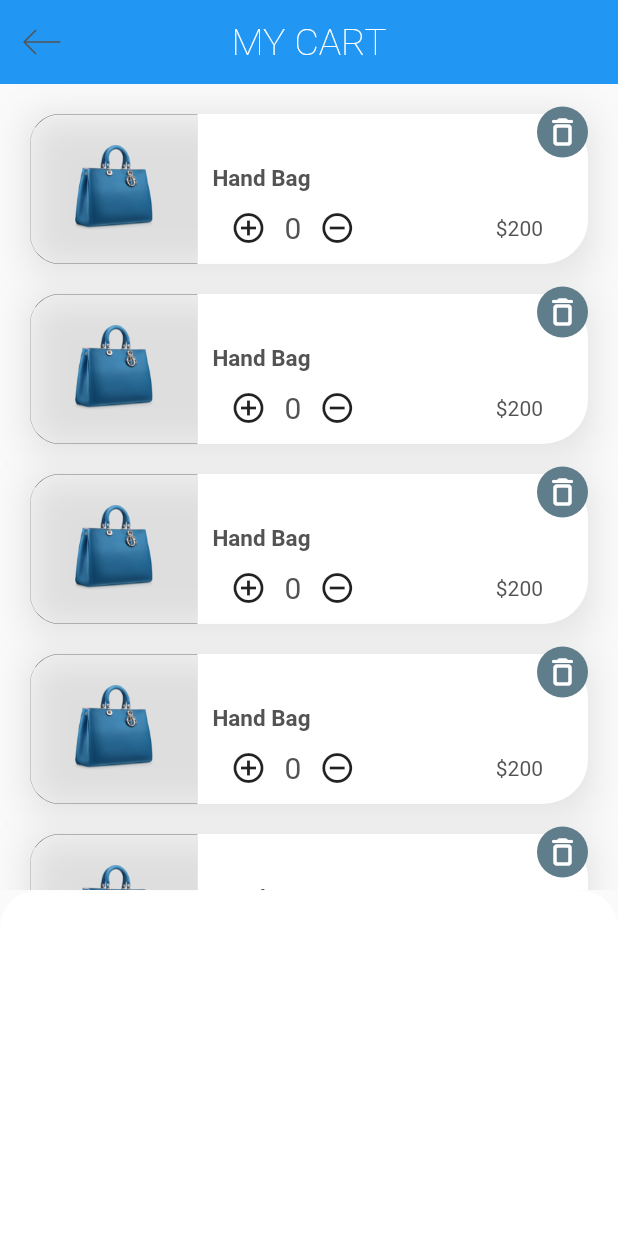
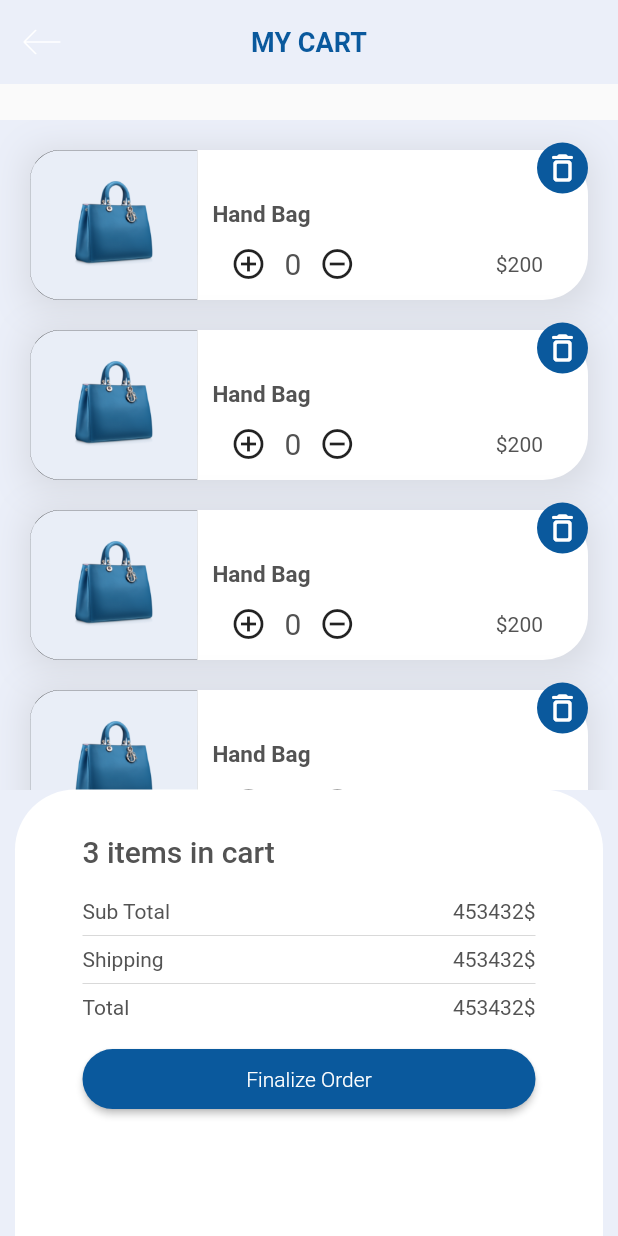
Before and after one commit to usmanmalik321/Shopping_App_flutter, a Flutter app: the CartScreen screen opened directly, on a phone screen of 412 x 824 dp. Run offline on Flutter 3.47's test engine with Material 2 defaults, Android fonts, the phone set to English and light mode, and no system bars; our stand-ins replace flutter_rating_bar, flutter_svg, from_css_color.

Commit message:
added new design

```diff
--- a/lib/screens/cart/cart_screen.dart
+++ b/lib/screens/cart/cart_screen.dart
@@ -1,24 +1,38 @@
 import 'package:flutter/material.dart';
 import 'package:flutter_svg/flutter_svg.dart';
 import 'package:shopping_app/screens/cart/components/body.dart';
+import 'package:from_css_color/from_css_color.dart';
 
 class CartScreen extends StatelessWidget {
   @override
   Widget build(BuildContext context) {
     return Scaffold(
+      extendBodyBehindAppBar: true,
       appBar: AppBar(
+        backgroundColor: fromCssColor("#EBEFF9"),
         title: Text(
           "MY CART",
           style: TextStyle(
-              color: Colors.white, fontWeight: FontWeight.w100, fontSize: 25),
+              color: fromCssColor("#0A599D"),
+              fontWeight: FontWeight.bold,
+              fontSize: 18),
         ),
-        elevation: 0,
+        elevation: 0.0,
         // backgroundColor: Colors.transparent,
         centerTitle: true,
         leading: IconButton(
-            icon: SvgPicture.asset("assets/icons/back.svg"), onPressed: null),
+            icon: SvgPicture.asset(
+              "assets/icons/back.svg",
+              color: Colors.white,
+            ),
+            onPressed: () => Navigator.pop(context)),
       ),
-      body: Container(decoration: BoxDecoration(), child: Body()),
+      body: Stack(children: [
+        Container(
+            color: fromCssColor("#EBEFF9"),
+            margin: EdgeInsets.only(top: 80),
+            child: Body())
+      ]),
     );
   }
 }
--- a/lib/screens/cart/components/body.dart
+++ b/lib/screens/cart/components/body.dart
@@ -1,5 +1,6 @@
 import 'package:flutter/material.dart';
 import 'package:shopping_app/screens/cart/components/cartcard.dart';
+import 'package:shopping_app/screens/cart/components/carttotal.dart';
 
 class Body extends StatelessWidget {
   const Body({
@@ -11,8 +12,9 @@ class Body extends StatelessWidget {
     return Column(
       children: [
         Expanded(
-            flex: 7,
+            flex: 6,
             child: Container(
+
               child: SingleChildScrollView(
                 padding: EdgeInsets.only(top: 20, left: 20, right: 20),
                 child: Column(
@@ -21,14 +23,17 @@ class Body extends StatelessWidget {
               ),
             )),
         Expanded(
-            flex: 3,
+            flex: 4,
             child: Container(
+              margin: EdgeInsets.symmetric(horizontal: 10),
               decoration: BoxDecoration(
                   color: Colors.white,
                   borderRadius: BorderRadius.only(
-                      topRight: Radius.circular(25),
-                      topLeft: Radius.circular(25))),
-            ))
+                      topRight: Radius.circular(40),
+                      topLeft: Radius.circular(40)))
+                     ,
+             child: CartTotal())
+            )
       ],
     );
   }
--- a/lib/screens/cart/components/cartcard.dart
+++ b/lib/screens/cart/components/cartcard.dart
@@ -1,4 +1,5 @@
 import 'package:flutter/material.dart';
+import 'package:from_css_color/from_css_color.dart';
 import 'package:shopping_app/screens/cart/components/plus.dart';
 
 class CartCard extends StatelessWidget {
@@ -27,7 +28,7 @@ class CartCard extends StatelessWidget {
                   borderRadius: BorderRadius.only(
                       topLeft: Radius.circular(20),
                       bottomLeft: Radius.circular(20)),
-                  color: Colors.transparent),
+                  color:fromCssColor("#E9EEF7") ),
             ),
             flex: 3,
           ),
@@ -48,7 +49,7 @@ class CartCard extends StatelessWidget {
                           color: Colors.white,
                         ),
                         decoration: BoxDecoration(
-                            color: Colors.blueGrey,
+                            color:fromCssColor("#0A599D"),
                             borderRadius:
                                 BorderRadius.all(Radius.circular(30))),
                       )
--- /dev/null
+++ b/lib/screens/cart/components/carttotal.dart
@@ -0,0 +1,56 @@
+import "package:flutter/material.dart";
+import 'package:from_css_color/from_css_color.dart';
+
+class CartTotal extends StatelessWidget {
+  @override
+  Widget build(BuildContext context) {
+    return Container(
+      margin: EdgeInsets.symmetric(horizontal: 15),
+      padding: EdgeInsets.all(30),
+      width: double.infinity,
+      child: Column(
+        crossAxisAlignment: CrossAxisAlignment.start,
+        children: [
+        Text("3 items in cart",style: TextStyle(fontWeight: FontWeight.w500,fontSize: 20),),
+        SizedBox(height: 20),
+        Row(
+          mainAxisAlignment: MainAxisAlignment.spaceBetween,
+          children: [
+          Text("Sub Total")
+          ,Text("453432\$")
+        ],),Divider(
+          color: Colors.black,
+          thickness: 0.1,
+        ),Row(
+          mainAxisAlignment: MainAxisAlignment.spaceBetween,
+          children: [
+          Text("Shipping")
+          ,Text("453432\$")
+        ]),Divider(
+          color: Colors.black,
+          thickness: 0.1,
+        ),Row(
+          mainAxisAlignment: MainAxisAlignment.spaceBetween,
+          children: [
+          Text("Total")
+          ,Text("453432\$")
+        ]),
+        SizedBox(height: 20,),
+       SizedBox(
+         height: 40,
+         width: double.infinity,
+         child: ElevatedButton(style: ButtonStyle(shape: MaterialStateProperty.all<RoundedRectangleBorder>(
+            RoundedRectangleBorder(
+              borderRadius: BorderRadius.circular(20),
+
+            )
+
+      ) ,backgroundColor: MaterialStateProperty.all<Color>(
+                                 fromCssColor("#0A599D") )),onPressed: ()=>null, child: Text("Finalize Order",style: TextStyle(fontWeight: FontWeight.w300),),),
+       )
+      ],),
+    );
+  }
+
+
+}
--- a/pubspec.yaml
+++ b/pubspec.yaml
@@ -30,7 +30,7 @@ dependencies:
   flutter_svg: ^0.19.3
   provider: ^4.3.3
   flutter_rating_bar: ^4.0.0
-
+  from_css_color: ^1.2.0
 
 dev_dependencies:
   flutter_test:
```
Also changed, not shown: pubspec.lock.
